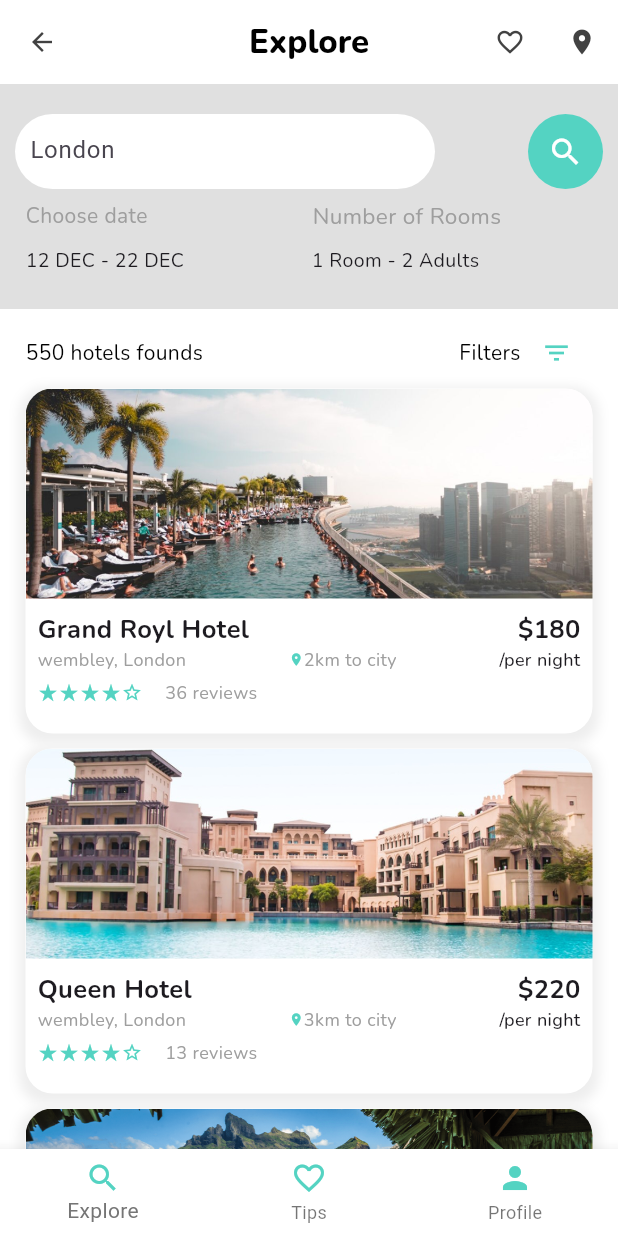
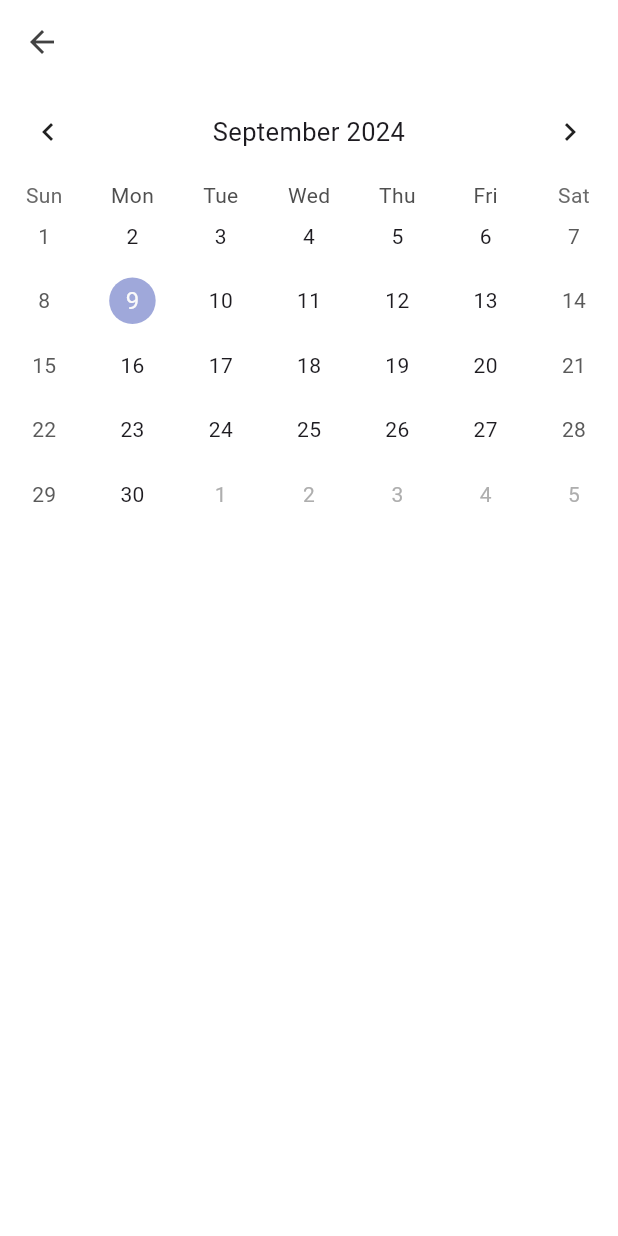
Before and after one commit to marc-wilfried/hotels_reservation_project, a Flutter app: the screen it shows after launch, after a tap on the "search" icon, on a phone screen of 412 x 824 dp. Run offline on Flutter 3.47's test engine with Material 3 defaults, Android fonts, the phone set to English and light mode, and no system bars; drawn by our look-alikes of table_calendar; our stand-ins replace google_fonts.

Commit message:
calendar v1

```diff
--- /dev/null
+++ b/lib/calendar_page.dart
@@ -0,0 +1,43 @@
+import 'package:flutter/material.dart';
+import 'package:table_calendar/table_calendar.dart';
+
+
+class CalenderSection extends StatefulWidget {
+  const CalenderSection({super.key});
+
+  @override
+  State<CalenderSection> createState() => _CalenderSectionState();
+}
+
+class _CalenderSectionState extends State<CalenderSection> {
+  @override
+  Widget build(BuildContext context) {
+    return Scaffold(
+      backgroundColor: Colors.white,
+      appBar: AppBar(
+        backgroundColor: Colors.white,
+        leading: IconButton(
+          onPressed: (){},
+          icon: Icon(Icons.arrow_back),
+          color: Colors.grey[800],
+        ),
+      ) ,
+      body: Column(
+        children: [
+          Container(
+              child: TableCalendar(
+                rowHeight: 43,
+                headerStyle: HeaderStyle(
+                  formatButtonVisible: false,
+                  titleCentered: true,
+                ),
+                firstDay: DateTime.utc(2010, 10, 16),
+                lastDay: DateTime.utc(2030, 3, 14),
+                focusedDay: DateTime.now(),
+              ),
+          )
+        ],
+      ),
+    );
+  }
+}
--- a/lib/main.dart
+++ b/lib/main.dart
@@ -1,5 +1,6 @@
 import 'package:flutter/material.dart';
 import 'package:google_fonts/google_fonts.dart';
+import 'package:app_1/calendar_page.dart';
 
 void main() {
   runApp(const MyApp());
@@ -140,7 +141,17 @@ class _SearchSectionState extends State<SearchSection> {
                       ),
                     ],
                   ),
-                  child: IconButton(onPressed: (){}, icon: const Icon(Icons.search), color: Colors.white,),
+                  child: IconButton(
+                    onPressed: (){
+                      Navigator.of(context).push(
+                        MaterialPageRoute(
+                          builder: (context) => const CalenderSection(),
+                        ),
+                      );
+                    },
+                    icon: const Icon(Icons.search),
+                    color: Colors.white,
+                  ),
                 ),
               ],
             ),
--- a/pubspec.yaml
+++ b/pubspec.yaml
@@ -36,6 +36,7 @@ dependencies:
   # Use with the CupertinoIcons class for iOS style icons.
   cupertino_icons: ^1.0.6
   google_fonts: ^6.2.1
+  table_calendar: ^3.1.2
 
 dev_dependencies:
   flutter_test:
```
Also changed, not shown: pubspec.lock.
